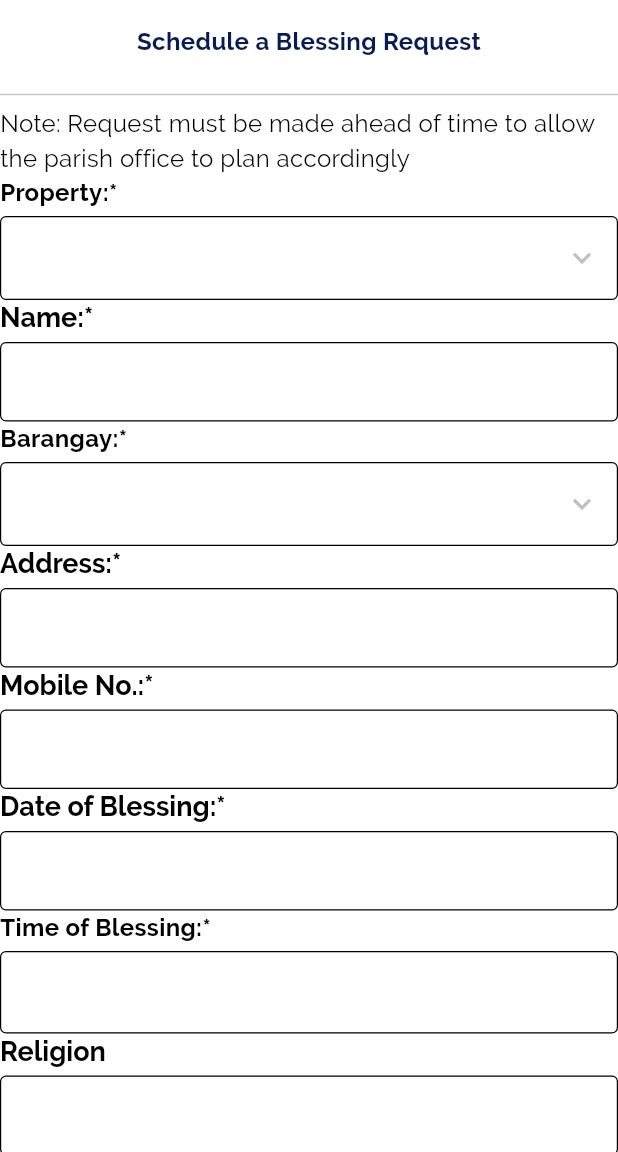
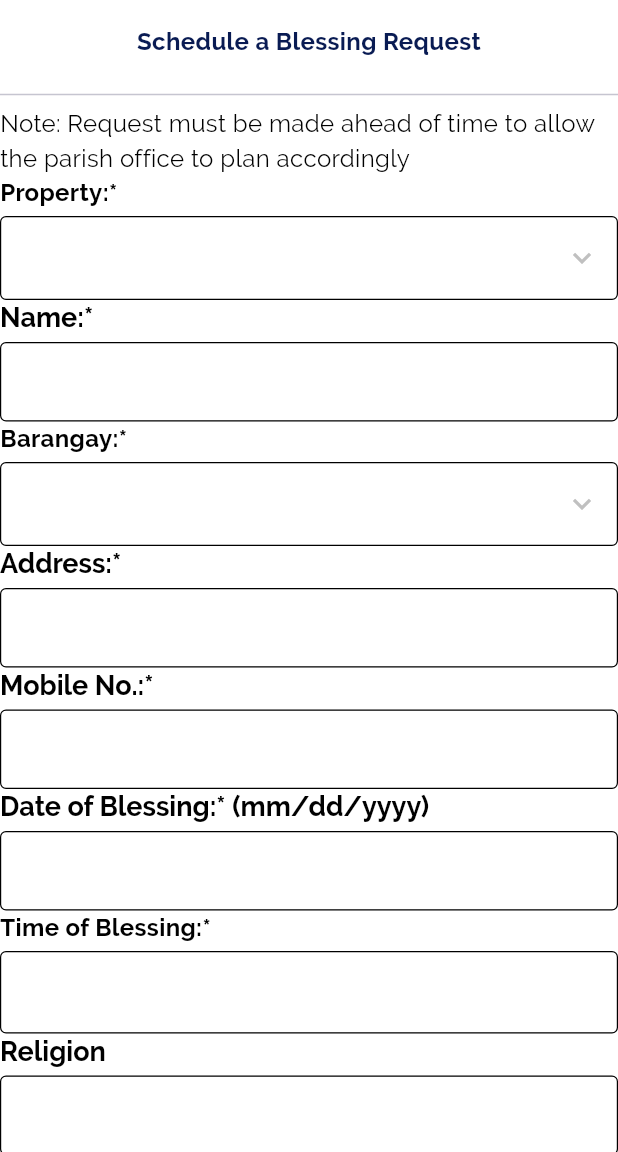
Before and after one commit to mriakshmruy/Sampiro, a Flutter app: the ScheduleABlessingView screen opened directly, on a phone screen of 412 x 824 dp, the part 84-1236 px from its top. Run offline on Flutter 3.47's test engine with Material 3 defaults, Android fonts, the phone set to English and light mode, and no system bars; drawn by our look-alikes of auto_size_text; our stand-ins replace auto_route, bloc, cloud_firestore, firebase_core, flutter_bloc, flutter_multi_formatter and 8 more; accounts and stored records are empty; generated files the repository leaves out were written again.

Commit message:
Add events types in schedule a blessing

```diff
--- a/lib/core/utils/input_formatter.dart
+++ b/lib/core/utils/input_formatter.dart
@@ -4,3 +4,8 @@ final monthDateYearFormatter = MaskedInputFormatter(
   '##/##/####',
   allowedCharMatcher: RegExp('[0-9]'),
 );
+
+final mobileNoFormatter = MaskedInputFormatter(
+  '##-###-####',
+  allowedCharMatcher: RegExp('[0-9]'),
+);
--- a/lib/features/services/presentation/bloc/services_event.dart
+++ b/lib/features/services/presentation/bloc/services_event.dart
@@ -20,7 +20,8 @@ abstract class ServicesEvent with _$ServicesEvent {
       ServicesPreferredCounselingDateChanged;
   const factory ServicesEvent.preferredCounselingTimeChanged(TimeOfDay preferredCounselingTime) =
       ServicesPreferredCounselingTimeChanged;
-  const factory ServicesEvent.nameOfTheSickPersonChanged(String nameOfTheSickPeron) = ServicesNameOfTheSickPeronChanged;
+  const factory ServicesEvent.nameOfTheSickPersonChanged(String nameOfTheSickPerson) =
+      ServicesNameOfTheSickPersonChanged;
   const factory ServicesEvent.ageChanged(String age) = ServicesAgeChanged;
   const factory ServicesEvent.barangayChanged(String barangay) = ServicesBarangayChanged;
   const factory ServicesEvent.sicknessChanged(String sickness) = ServicesSicknessChanged;
@@ -31,6 +32,11 @@ abstract class ServicesEvent with _$ServicesEvent {
       ServicesContactNumberOfRequestingPersonChanged;
   const factory ServicesEvent.dateOfAnointingChanged(String dateOfAnointing) = ServicesDateOfAnointingChanged;
   const factory ServicesEvent.timeOfAnointingChanged(TimeOfDay timeOfAnointing) = ServicesTimeOfAnointingChanged;
+  const factory ServicesEvent.propertyChanged(String property) = ServicesPropertyChanged;
+  const factory ServicesEvent.dateOfBlessingChanged(String dateOfBlessing) = ServicesDateOfBlessingChanged;
+  const factory ServicesEvent.timeOfBlessingChanged(TimeOfDay timeOfBlessing) = ServicesTimeOfBlessingChanged;
+  const factory ServicesEvent.religionChanged(String religion) = ServicesReligionChanged;
+  const factory ServicesEvent.reasonChanged(String reason) = ServicesReasonChanged;
 
   const factory ServicesEvent.submitted(String selectedServices) = ServicesSubmitted;
 }
--- a/lib/features/services/presentation/bloc/services_state.dart
+++ b/lib/features/services/presentation/bloc/services_state.dart
@@ -20,7 +20,7 @@ abstract class ServicesState with _$ServicesState {
     @Default('') String docRefId,
     @Default('') String errorMessage,
     @Default('') String address,
-    @Default('') String nameOfSickPerson,
+    @Default('') String nameOfSickThePerson,
     @Default('') String age,
     @Default('') String barangay,
     @Default('') String sickness,
@@ -32,6 +32,11 @@ abstract class ServicesState with _$ServicesState {
     @Default('') String preferredCounselingDate,
     TimeOfDay? preferredCounselingTime,
     TimeOfDay? timeOfAnointing,
+    @Default('') String property,
+    @Default('') String dateOfBlessing,
+    TimeOfDay? timeOfBlessing,
+    @Default('') String religion,
+    @Default('') String reason,
   }) = _ServicesState;
   const ServicesState._();
 
@@ -51,8 +56,36 @@ abstract class ServicesState with _$ServicesState {
     return '$hour:$minute $period';
   }
 
+  String get formattedTimeOfBlessing {
+    if (timeOfBlessing == null) return '';
+    final hour = timeOfBlessing!.hourOfPeriod == 0 ? 12 : timeOfBlessing!.hourOfPeriod;
+    final period = timeOfBlessing!.period == DayPeriod.am ? 'AM' : 'PM';
+    final minute = timeOfBlessing!.minute.toString().padLeft(2, '0');
+    return '$hour:$minute $period';
+  }
+
+  bool get isReasonValid {
+    return reason.length > 3;
+  }
+
+  bool get isReligionValid {
+    return religion.length > 3;
+  }
+
+  bool get isTimeOfBlessingValid {
+    return timeOfBlessing != null;
+  }
+
+  bool get isPropertyValid {
+    return property.isNotEmpty;
+  }
+
+  bool get isDateOfBlessingValid {
+    return dateOfBlessing.length == 10;
+  }
+
   bool get isNameOfSickPersonValid {
-    return nameOfSickPerson.length > 3;
+    return nameOfSickThePerson.length > 3;
   }
 
   bool get isTimeOfAnointing {
@@ -80,7 +113,7 @@ abstract class ServicesState with _$ServicesState {
   }
 
   bool get isBarangayValid {
-    return barangay.length > 3;
+    return barangay.isNotEmpty;
   }
 
   bool get isAgeValid {
@@ -96,7 +129,7 @@ abstract class ServicesState with _$ServicesState {
   }
 
   bool get isTypeOfCounselingValid {
-    return typeOfCounseling.length > 3;
+    return typeOfCounseling.isNotEmpty;
   }
 
   bool get isFieldDateOfBirthValid {
@@ -176,4 +209,16 @@ abstract class ServicesState with _$ServicesState {
         isDateOfAnointingValid &&
         isTimeOfAnointing;
   }
+
+  bool get isRequestScheduleValid {
+    return isPropertyValid &&
+        isNameValid &&
+        isBarangayValid &&
+        isAddressValid &&
+        isMobileNoValid &&
+        isDateOfBlessingValid &&
+        isTimeOfBlessingValid &&
+        isReligionValid &&
+        isReasonValid;
+  }
 }
--- a/lib/features/services/presentation/widgets/baptismal_certificate_view.dart
+++ b/lib/features/services/presentation/widgets/baptismal_certificate_view.dart
@@ -1,6 +1,5 @@
 import 'package:auto_route/auto_route.dart';
 import 'package:flutter/material.dart';
-import 'package:flutter/services.dart';
 import 'package:sampiro/core/routes/app_router.dart';
 import 'package:sampiro/core/utils/input_formatter.dart';
 import 'package:sampiro/core/widgets/sampiro_page_loader.dart';
@@ -201,8 +200,7 @@ class BaptismalCertificateView extends StatelessWidget {
                           bloc.add(ServicesMobileNoChanged(mobileNo));
                         },
                         inputFormatters: [
-                          FilteringTextInputFormatter.digitsOnly,
-                          LengthLimitingTextInputFormatter(9),
+                          mobileNoFormatter,
                         ],
                       );
                     },
--- a/lib/features/services/presentation/widgets/counseling_view.dart
+++ b/lib/features/services/presentation/widgets/counseling_view.dart
@@ -1,6 +1,5 @@
 import 'package:auto_route/auto_route.dart';
 import 'package:flutter/material.dart';
-import 'package:flutter/services.dart';
 import 'package:sampiro/app/bloc/bloc.dart';
 import 'package:sampiro/core/routes/app_router.dart';
 import 'package:sampiro/core/utils/input_formatter.dart';
@@ -80,7 +79,7 @@ class CounselingView extends StatelessWidget {
                   Text(l10n.topC),
 
                   BlocBuilder<ServicesBloc, ServicesState>(
-                    buildWhen: (previous, current) => previous.isNameValid != current.isNameValid,
+                    buildWhen: (previous, current) => previous.fieldName != current.fieldName,
                     builder: (context, state) {
                       return SampiroTextField(
                         isValid: state.isNameValid,
@@ -96,11 +95,10 @@ class CounselingView extends StatelessWidget {
                     builder: (context, state) {
                       return SampiroTextField(
                         label: l10n.mobileNo,
-                        keyboardType: TextInputType.number,
                         prefixText: '09',
                         isValid: state.isMobileNoValid,
                         onChanged: (mobileNo) => bloc.add(ServicesMobileNoChanged(mobileNo)),
-                        inputFormatters: [FilteringTextInputFormatter.digitsOnly, LengthLimitingTextInputFormatter(9)],
+                        inputFormatters: [mobileNoFormatter],
                       );
                     },
                   ),
--- a/lib/features/services/presentation/widgets/schedule_a_blessing_view.dart
+++ b/lib/features/services/presentation/widgets/schedule_a_blessing_view.dart
@@ -1,9 +1,14 @@
 import 'package:auto_route/auto_route.dart';
 import 'package:flutter/material.dart';
+import 'package:sampiro/app/bloc/bloc.dart';
 import 'package:sampiro/core/routes/app_router.dart';
+import 'package:sampiro/core/utils/input_formatter.dart';
 import 'package:sampiro/core/widgets/sampiro_drop_down.dart';
+import 'package:sampiro/core/widgets/sampiro_page_loader.dart';
 import 'package:sampiro/core/widgets/sampiro_text_field.dart';
 import 'package:sampiro/core/widgets/sampiro_time_picker.dart';
+import 'package:sampiro/features/services/presentation/bloc/services_bloc.dart';
+import 'package:sampiro/features/services/presentation/widgets/request_dialog.dart';
 import 'package:sampiro/l10n/l10n.dart';
 
 class ScheduleABlessingView extends StatelessWidget {
@@ -11,9 +16,40 @@ class ScheduleABlessingView extends StatelessWidget {
 
   @override
   Widget build(BuildContext context) {
+    final bloc = context.read<ServicesBloc>();
     final l10n = context.l10n;
     final theme = Theme.of(context);
-    return Scaffold(
+
+    return BlocListener<ServicesBloc, ServicesState>(
+      listener: (context, state) {
+        if (state.status == ServicesStatus.successful && state.docRefId.isNotEmpty) {
+          showDialog<void>(
+            barrierDismissible: false,
+            context: context,
+            builder: (context) {
+              return RequestDialog(
+                docRefId: state.docRefId,
+                onPressed: () {
+                  context.router.popUntilRoot();
+                },
+              );
+            },
+          );
+        }
+        if (state.status == ServicesStatus.failed && state.errorMessage.isNotEmpty) {
+          ScaffoldMessenger.of(context).showSnackBar(SnackBar(content: Text(state.errorMessage)));
+        }
+      },
+
+      child: BlocSelector<ServicesBloc, ServicesState, ServicesStatus>(
+        selector: (state) {
+          return state.status;
+        },
+        builder: (context, status) {
+          return SampiroPageLoader(
+            isLoading: status == ServicesStatus.loading,
+
+            child: Scaffold(
               appBar: AppBar(
                 title: Text(
                   l10n.parishServices,
@@ -44,7 +80,11 @@ class ScheduleABlessingView extends StatelessWidget {
                   const Divider(),
                   Text(l10n.topC),
 
-          SampiroDropDown(
+                  BlocBuilder<ServicesBloc, ServicesState>(
+                    buildWhen: (previous, current) => previous.property != current.property,
+                    builder: (context, state) {
+                      return SampiroDropDown(
+                        isValid: state.isPropertyValid,
                         label: l10n.property,
                         dropDownMenuItem: [
                           DropdownMenuItem<String>(value: l10n.businessStore, child: Text(l10n.businessStore)),
@@ -53,52 +93,136 @@ class ScheduleABlessingView extends StatelessWidget {
                           DropdownMenuItem<String>(value: l10n.others, child: Text(l10n.others)),
                         ],
 
-            onChanged: (value) {},
+                        onChanged: (property) {
+                          if (property == null) return;
+                          bloc.add(ServicesPropertyChanged(property));
+                        },
+                      );
+                    },
                   ),
 
-          SampiroTextField(
+                  BlocBuilder<ServicesBloc, ServicesState>(
+                    buildWhen: (previous, current) => previous.fieldName != current.fieldName,
+                    builder: (context, state) {
+                      return SampiroTextField(
                         label: l10n.name1,
+                        isValid: state.isNameValid,
+                        onChanged: (fieldName) => bloc.add(ServicesFieldNameChanged(fieldName)),
+                      );
+                    },
                   ),
 
-          SampiroDropDown(
+                  BlocBuilder<ServicesBloc, ServicesState>(
+                    buildWhen: (previous, current) => previous.barangay != current.barangay,
+                    builder: (context, state) {
+                      return SampiroDropDown(
                         label: l10n.barangay,
+                        isValid: state.isBarangayValid,
                         dropDownMenuItem: [
                           DropdownMenuItem<String>(value: l10n.olympia, child: Text(l10n.olympia)),
                           DropdownMenuItem<String>(value: l10n.poblacion, child: Text(l10n.poblacion)),
                           DropdownMenuItem<String>(value: l10n.valenzuela, child: Text(l10n.valenzuela)),
                         ],
-            onChanged: (value) {},
+                        onChanged: (barangay) {
+                          if (barangay == null) return;
+                          bloc.add(ServicesBarangayChanged(barangay));
+                        },
+                      );
+                    },
                   ),
 
-          SampiroTextField(
+                  BlocBuilder<ServicesBloc, ServicesState>(
+                    buildWhen: (previous, current) => previous.address != current.address,
+                    builder: (context, state) {
+                      return SampiroTextField(
                         label: l10n.address,
+                        isValid: state.isAddressValid,
+                        onChanged: (address) => bloc.add(ServicesAddressChanged(address)),
+                      );
+                    },
                   ),
 
-          SampiroTextField(
+                  BlocBuilder<ServicesBloc, ServicesState>(
+                    buildWhen: (previous, current) => previous.mobileNo != current.mobileNo,
+                    builder: (context, state) {
+                      return SampiroTextField(
                         label: l10n.mobileNo,
+                        isValid: state.isMobileNoValid,
+                        prefixText: '09',
+                        inputFormatters: [mobileNoFormatter],
+                        onChanged: (mobileNo) => bloc.add(ServicesMobileNoChanged(mobileNo)),
+                      );
+                    },
                   ),
 
-          SampiroTextField(
+                  BlocBuilder<ServicesBloc, ServicesState>(
+                    buildWhen: (previous, current) => previous.dateOfBlessing != current.dateOfBlessing,
+                    builder: (context, state) {
+                      return SampiroTextField(
                         label: l10n.dateOfBlessing,
+                        isValid: state.isDateOfBlessingValid,
+                        inputFormatters: [monthDateYearFormatter],
+                        onChanged: (dateOfBlessing) => bloc.add(ServicesDateOfBlessingChanged(dateOfBlessing)),
+                      );
+                    },
                   ),
 
-          SampiroTimePicker(
+                  BlocBuilder<ServicesBloc, ServicesState>(
+                    buildWhen: (previous, current) =>
+                        previous.timeOfBlessing != current.timeOfBlessing ||
+                        previous.formattedTimeOfBlessing != current.formattedTimeOfBlessing,
+                    builder: (context, state) {
+                      return SampiroTimePicker(
                         label: l10n.timeOfBlessing,
+                        isValid: state.isTimeOfBlessingValid,
+                        initialValue: state.formattedTimeOfBlessing,
+                        onTimeSelected: (timeOfBlessing) => bloc.add(ServicesTimeOfBlessingChanged(timeOfBlessing)),
+                      );
+                    },
                   ),
 
-          SampiroTextField(
+                  BlocBuilder<ServicesBloc, ServicesState>(
+                    buildWhen: (previous, current) => previous.religion != current.religion,
+                    builder: (context, state) {
+                      return SampiroTextField(
                         label: l10n.religion,
+                        isValid: state.isReligionValid,
+                        onChanged: (religion) => bloc.add(ServicesReligionChanged(religion)),
+                      );
+                    },
                   ),
 
-          SampiroTextField(
+                  BlocBuilder<ServicesBloc, ServicesState>(
+                    buildWhen: (previous, current) => previous.reason != current.reason,
+                    builder: (context, state) {
+                      return SampiroTextField(
                         label: l10n.reason,
+                        isValid: state.isReasonValid,
+                        onChanged: (reason) => bloc.add(ServicesReasonChanged(reason)),
+                      );
+                    },
                   ),
 
-          Padding(
+                  BlocBuilder<ServicesBloc, ServicesState>(
+                    builder: (context, state) {
+                      return Padding(
                         padding: const EdgeInsets.symmetric(vertical: 16),
-            child: ElevatedButton(onPressed: () {}, child: Text(l10n.submit)),
+                        child: ElevatedButton(
+                          onPressed: state.isRequestScheduleValid
+                              ? () {
+                                  bloc.add(const ServicesSubmitted('schedule a blessing'));
+                                }
+                              : null,
+                          child: Text(l10n.submit),
+                        ),
+                      );
+                    },
                   ),
                 ],
+              ),
+            ),
+          );
+        },
       ),
     );
   }
--- a/lib/l10n/arb/app_en.arb
+++ b/lib/l10n/arb/app_en.arb
@@ -72,7 +72,7 @@
   "reason": "Reason:*",
   "religion": "Religion",
   "timeOfBlessing": "Time of Blessing:*",
-  "dateOfBlessing": "Date of Blessing:*",
+  "dateOfBlessing": "Date of Blessing:* (mm/dd/yyyy)",
  "scheduleABlessingRequest": "Schedule a Blessing Request"
 
 
--- a/lib/l10n/gen/app_localizations.dart
+++ b/lib/l10n/gen/app_localizations.dart
@@ -530,7 +530,7 @@ abstract class AppLocalizations {
   /// No description provided for @dateOfBlessing.
   ///
   /// In en, this message translates to:
-  /// **'Date of Blessing:*'**
+  /// **'Date of Blessing:* (mm/dd/yyyy)'**
   String get dateOfBlessing;
 
   /// No description provided for @scheduleABlessingRequest.
--- a/lib/l10n/gen/app_localizations_en.dart
+++ b/lib/l10n/gen/app_localizations_en.dart
@@ -228,7 +228,7 @@ class AppLocalizationsEn extends AppLocalizations {
   String get timeOfBlessing => 'Time of Blessing:*';
 
   @override
-  String get dateOfBlessing => 'Date of Blessing:*';
+  String get dateOfBlessing => 'Date of Blessing:* (mm/dd/yyyy)';
 
   @override
   String get scheduleABlessingRequest => 'Schedule a Blessing Request';
```
Also changed, not shown: lib/features/services/presentation/bloc/services_bloc.dart (+44 -4 lines), lib/features/services/presentation/widgets/anointing_of_the_sick_view.dart (+10 -13 lines). Lines whose indentation alone changed are shown as unchanged.
